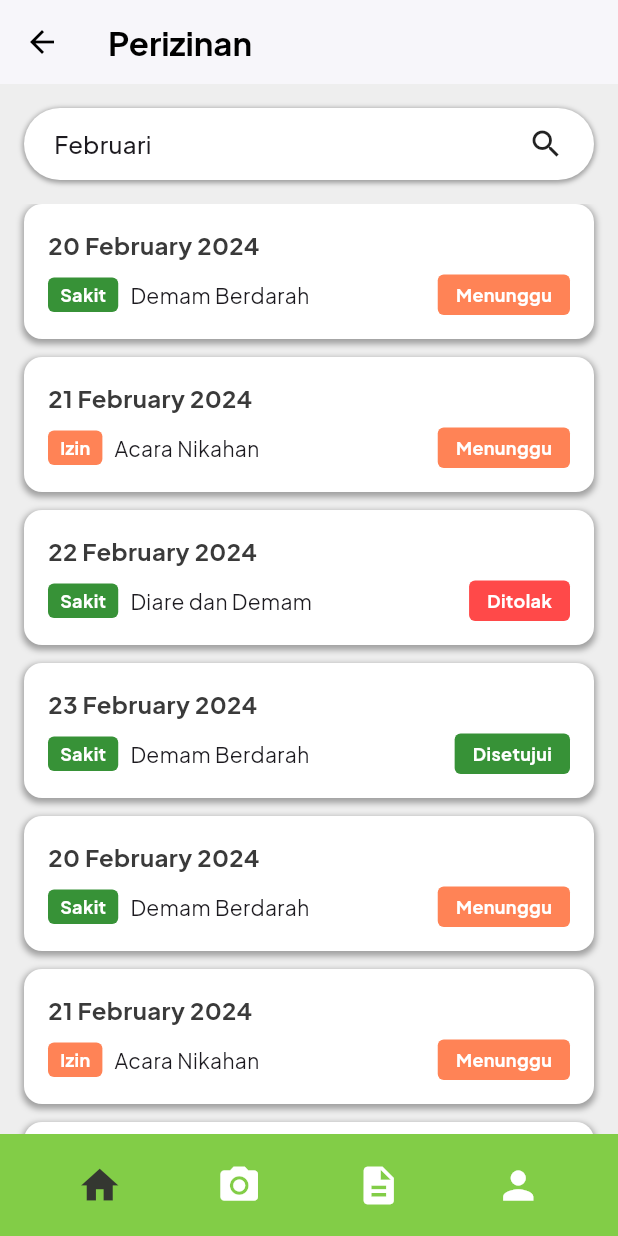
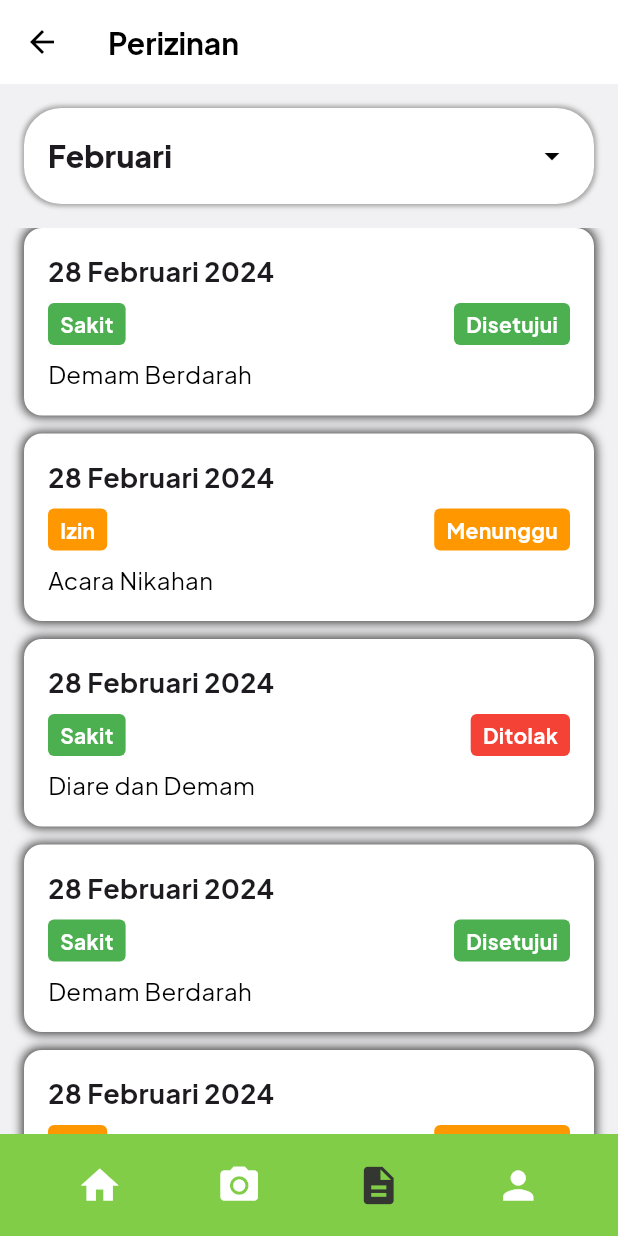
Before and after one commit to Amierza/hadirin, a Flutter app: the HomePage screen opened by its route, scrolled down 40 dp, after a tap on the "description" icon, on a phone screen of 412 x 824 dp. Run offline on Flutter 3.47's test engine with Material 3 defaults, Android fonts, the phone set to English and light mode, and no system bars; our stand-ins replace flutter_map, geolocator, get, google_fonts, image_picker, latlong2.

Commit message:
Memperbaiki Perizinan page dan Navbar

```diff
--- a/frontend/lib/pages/perizinan_page.dart
+++ /dev/null
@@ -1,267 +0,0 @@
-import 'package:flutter/material.dart';
-import 'package:frontend/shared/theme.dart';
-import 'package:frontend/widgets/navbar.dart';
-import 'package:google_fonts/google_fonts.dart';
-
-class PerizinanPage extends StatefulWidget {
-  const PerizinanPage({Key? key}) : super(key: key);
-
-  @override
-  State<PerizinanPage> createState() => _PerizinanPageState();
-}
-
-class _PerizinanPageState extends State<PerizinanPage> {
-  String selectedMonth = 'Februari';
-
-  final List<PerizinanItem> permissions = [
-    PerizinanItem(date: '20 February 2024', type: 'Sakit', description: 'Demam Berdarah', status: PermissionStatus.pending),
-    PerizinanItem(date: '21 February 2024', type: 'Izin', description: 'Acara Nikahan', status: PermissionStatus.pending),
-    PerizinanItem(date: '22 February 2024', type: 'Sakit', description: 'Diare dan Demam', status: PermissionStatus.rejected),
-    PerizinanItem(date: '23 February 2024', type: 'Sakit', description: 'Demam Berdarah', status: PermissionStatus.approved),
-    PerizinanItem(date: '20 February 2024', type: 'Sakit', description: 'Demam Berdarah', status: PermissionStatus.pending),
-    PerizinanItem(date: '21 February 2024', type: 'Izin', description: 'Acara Nikahan', status: PermissionStatus.pending),
-    PerizinanItem(date: '22 February 2024', type: 'Sakit', description: 'Diare dan Demam', status: PermissionStatus.rejected),
-    PerizinanItem(date: '23 February 2024', type: 'Sakit', description: 'Demam Berdarah', status: PermissionStatus.approved),
-    PerizinanItem(date: '20 February 2024', type: 'Sakit', description: 'Demam Berdarah', status: PermissionStatus.pending),
-    PerizinanItem(date: '21 February 2024', type: 'Izin', description: 'Acara Nikahan', status: PermissionStatus.pending),
-    PerizinanItem(date: '22 February 2024', type: 'Sakit', description: 'Diare dan Demam', status: PermissionStatus.rejected),
-    PerizinanItem(date: '23 February 2024', type: 'Sakit', description: 'Demam Berdarah', status: PermissionStatus.approved),
-  ];
-
-  @override
-  Widget build(BuildContext context) {
-    return Scaffold(
-      backgroundColor: Colors.grey[200],
-      appBar: AppBar(
-        backgroundColor: backgroundColor,
-        elevation: 1,
-        leading: IconButton(
-          icon: const Icon(Icons.arrow_back, color: Colors.black),
-          onPressed: () {
-            Navigator.pop(context);
-          },
-        ),
-        title: Text(
-          'Perizinan',
-          style: GoogleFonts.plusJakartaSans(
-            color: Colors.black,
-            fontWeight: bold,
-          ),
-        ),
-      ),
-      body: SafeArea(
-        child: Column(
-          children: [
-            Padding(
-              padding: const EdgeInsets.all(16.0),
-              child: GestureDetector(
-                onTap: _showMonthPicker,
-                child: Container(
-                  decoration: BoxDecoration(
-                    color: backgroundColor,
-                    borderRadius: BorderRadius.circular(25),
-                    boxShadow: [
-                      BoxShadow(
-                        color: Colors.grey,
-                        spreadRadius: 1,
-                        blurRadius: 2,
-                        offset: const Offset(0, 1),
-                      ),
-                    ],
-                  ),
-                  padding: const EdgeInsets.symmetric(horizontal: 20, vertical: 12),
-                  child: Row(
-                    mainAxisAlignment: MainAxisAlignment.spaceBetween,
-                    children: [
-                      Text(
-                        selectedMonth,
-                        style: GoogleFonts.plusJakartaSans(
-                          fontSize: 16,
-                          fontWeight: FontWeight.w500,
-                        ),
-                      ),
-                      const Icon(Icons.search, size: 24),
-                    ],
-                  ),
-                ),
-              ),
-            ),
-
-            // List Perizinan
-            Expanded(
-              child: ListView.builder(
-                padding: const EdgeInsets.symmetric(horizontal: 16.0),
-                itemCount: permissions.length,
-                itemBuilder: (context, index) {
-                  return PermissionCard(permission: permissions[index]);
-                },
-              ),
-            ),
-            CustomBottomNavigationBar(onItemTapped: (index) {}, currentIndex: 0),
-          ],
-        ),
-      ),
-    );
-  }
-
-  void _showMonthPicker() {
-    showModalBottomSheet(
-      context: context,
-      builder: (BuildContext context) {
-        return SizedBox(
-          height: 300,
-          child: ListView(
-            children: [
-              'Januari', 'Februari', 'Maret', 'April', 'Mei', 'Juni',
-              'Juli', 'Agustus', 'September', 'Oktober', 'November', 'Desember',
-            ].map(
-              (month) => ListTile(
-                title: Text(
-                  month,
-                  style: GoogleFonts.plusJakartaSans(),
-                ),
-                onTap: () {
-                  setState(() {
-                    selectedMonth = month;
-                  });
-                  Navigator.pop(context);
-                },
-              ),
-            ).toList(),
-          ),
-        );
-      },
-    );
-  }
-}
-
-enum PermissionStatus { approved, pending, rejected }
-
-class PerizinanItem {
-  final String date;
-  final String type;
-  final String description;
-  final PermissionStatus status;
-
-  PerizinanItem({
-    required this.date,
-    required this.type,
-    required this.description,
-    required this.status,
-  });
-}
-
-class PermissionCard extends StatelessWidget {
-final PerizinanItem permission;
-
-  const PermissionCard({Key? key, required this.permission}) : super(key: key);
-
-  @override
-  Widget build(BuildContext context) {
-    return Container(
-      margin: const EdgeInsets.only(bottom: 12),
-      decoration: BoxDecoration(
-        color: backgroundColor,
-        borderRadius: BorderRadius.circular(12),
-        boxShadow: [
-          BoxShadow(
-            color: tertiaryTextColor,
-            spreadRadius: 1,
-            blurRadius: 3,
-            offset: const Offset(0, 2),
-          ),
-        ],
-      ),
-       child: Padding(
-        padding: const EdgeInsets.all(16.0),
-        child: Column(
-          crossAxisAlignment: CrossAxisAlignment.start,
-          children: [
-            Text(
-              permission.date,
-              style: GoogleFonts.plusJakartaSans(
-                fontSize: 16,
-                fontWeight: bold,
-                color: primaryTextColor,
-              ),
-            ),
-            const SizedBox(height: 8),
-            Row(
-              mainAxisAlignment: MainAxisAlignment.spaceBetween,
-              children: [
-                Row(
-                  children: [
-                    Container(
-                      padding: const EdgeInsets.symmetric(horizontal: 8, vertical: 3),
-                      decoration: BoxDecoration(
-                        color: _getTypeColor(permission.type),
-                        borderRadius: BorderRadius.circular(4),
-                      ),
-                      child: Text(
-                        permission.type,
-                        style: GoogleFonts.plusJakartaSans(
-                          color: backgroundColor,
-                          fontSize: 12,
-                          fontWeight: bold,
-                        ),
-                      ),
-                    ),
-                    const SizedBox(width: 8),
-                    Text(
-                      permission.description,
-                      style: GoogleFonts.plusJakartaSans(
-                        fontSize: 14,
-                        fontWeight: FontWeight.w400,
-                      ),
-                    ),
-                  ],
-                ),
-                 Container(
-                  padding: const EdgeInsets.symmetric(horizontal: 12, vertical: 5),
-                  decoration: BoxDecoration(
-                    color: _getStatusColor(permission.status),
-                    borderRadius: BorderRadius.circular(4),
-                  ),
-                  child: Text(
-                    _getStatusText(permission.status),
-                    style: GoogleFonts.plusJakartaSans(
-                      color: backgroundColor,
-                      fontSize: 12,
-                      fontWeight: bold,
-                    ),
-                  ),
-                ),
-              ],
-            ),
-          ],
-        ),
-      ),
-    );
-  }
-
-  Color _getStatusColor(PermissionStatus status) {
-    switch (status) {
-      case PermissionStatus.approved:
-        return successColor;
-      case PermissionStatus.pending:
-        return secondaryColor;
-      case PermissionStatus.rejected:
-        return dangerColor;
-    }
-  }
-
-  String _getStatusText(PermissionStatus status) {
-    switch (status) {
-      case PermissionStatus.approved:
-        return 'Disetujui';
-      case PermissionStatus.pending:
-        return 'Menunggu';
-      case PermissionStatus.rejected:
-        return 'Ditolak';
-    }
-  }
-
-  Color _getTypeColor(String type) {
-    return type == 'Sakit' ? successColor : secondaryColor;
-  }
-}
--- /dev/null
+++ b/frontend/lib/pages/permission_page.dart
@@ -0,0 +1,280 @@
+import 'package:flutter/material.dart';
+import 'package:frontend/shared/theme.dart';
+import 'package:frontend/widgets/navbar.dart';
+import 'package:google_fonts/google_fonts.dart';
+
+class PermissionPage extends StatefulWidget {
+  const PermissionPage({Key? key}) : super(key: key);
+
+  @override
+  State<PermissionPage> createState() => _PermissionPageState();
+}
+
+class _PermissionPageState extends State<PermissionPage> {
+  String selectedMonth = 'Februari';
+
+  final List<String> months = [
+    'Januari',
+    'Februari',
+    'Maret',
+    'April',
+    'Mei',
+    'Juni',
+    'Juli',
+    'Agustus',
+    'September',
+    'Oktober',
+    'November',
+    'Desember',
+  ];
+
+  final List<PermissionItem> permissions = [
+    PermissionItem(
+      date: '28 Februari 2024',
+      type: 'Sakit',
+      description: 'Demam Berdarah',
+      status: PermissionStatus.approved,
+    ),
+    PermissionItem(
+      date: '28 Februari 2024',
+      type: 'Izin',
+      description: 'Acara Nikahan',
+      status: PermissionStatus.pending,
+    ),
+    PermissionItem(
+      date: '28 Februari 2024',
+      type: 'Sakit',
+      description: 'Diare dan Demam',
+      status: PermissionStatus.rejected,
+    ),
+    PermissionItem(
+      date: '28 Februari 2024',
+      type: 'Sakit',
+      description: 'Demam Berdarah',
+      status: PermissionStatus.approved,
+    ),
+    PermissionItem(
+      date: '28 Februari 2024',
+      type: 'Izin',
+      description: 'Acara Nikahan',
+      status: PermissionStatus.pending,
+    ),
+    PermissionItem(
+      date: '28 Februari 2024',
+      type: 'Sakit',
+      description: 'Diare dan Demam',
+      status: PermissionStatus.rejected,
+    ),
+    PermissionItem(
+      date: '28 Februari 2024',
+      type: 'Sakit',
+      description: 'Demam Berdarah',
+      status: PermissionStatus.approved,
+    ),
+    PermissionItem(
+      date: '28 Februari 2024',
+      type: 'Izin',
+      description: 'Acara Nikahan',
+      status: PermissionStatus.pending,
+    ),
+    PermissionItem(
+      date: '28 Februari 2024',
+      type: 'Sakit',
+      description: 'Diare dan Demam',
+      status: PermissionStatus.rejected,
+    ),
+  ];
+
+  @override
+  Widget build(BuildContext context) {
+    return Scaffold(
+      backgroundColor: secondaryBackgroundColor,
+      appBar: AppBar(
+        backgroundColor: backgroundColor,
+        elevation: 0,
+        leading: IconButton(
+          icon: const Icon(Icons.arrow_back, color: Colors.black),
+          onPressed: () => Navigator.pop(context),
+        ),
+        title: Text(
+          'Perizinan',
+          style: GoogleFonts.plusJakartaSans(
+            color: Colors.black,
+            fontWeight: bold,
+            fontSize: 20,
+          ),
+        ),
+      ),
+      body: SafeArea(
+        child: Column(
+          children: [
+            Padding(
+              padding: const EdgeInsets.all(16.0),
+              child: _buildMonthDropdown(),
+            ),
+            Expanded(
+              child: ListView.separated(
+                padding: const EdgeInsets.symmetric(horizontal: 16.0),
+                itemCount: permissions.length,
+                separatorBuilder: (_, __) => const SizedBox(height: 12),
+                itemBuilder: (context, index) {
+                  return PermissionCard(permission: permissions[index]);
+                },
+              ),
+            ),
+          ],
+        ),
+      ),
+      bottomNavigationBar: CustomBottomNavigationBar(
+        onItemTapped: (index) {},
+        currentIndex: 2,
+      ),
+    );
+  }
+
+  Widget _buildMonthDropdown() {
+    return Container(
+      padding: const EdgeInsets.symmetric(horizontal: 16, vertical: 8),
+      decoration: BoxDecoration(
+        color: backgroundColor,
+        borderRadius: BorderRadius.circular(25),
+        boxShadow: [
+          BoxShadow(color: tertiaryTextColor, spreadRadius: 1, blurRadius: 2),
+        ],
+      ),
+      child: DropdownButtonHideUnderline(
+        child: DropdownButton<String>(
+          value: selectedMonth,
+          isExpanded: true,
+          icon: const Icon(Icons.arrow_drop_down, color: Colors.black),
+          onChanged: (String? newValue) {
+            if (newValue != null) {
+              setState(() => selectedMonth = newValue);
+            }
+          },
+          items:
+              months.map((month) {
+                return DropdownMenuItem(
+                  value: month,
+                  child: Text(
+                    month,
+                    style: GoogleFonts.plusJakartaSans(
+                      fontSize: 20,
+                      fontWeight: extraBold,
+                    ),
+                  ),
+                );
+              }).toList(),
+        ),
+      ),
+    );
+  }
+}
+
+enum PermissionStatus { approved, pending, rejected }
+
+class PermissionItem {
+  final String date;
+  final String type;
+  final String description;
+  final PermissionStatus status;
+
+  const PermissionItem({
+    required this.date,
+    required this.type,
+    required this.description,
+    required this.status,
+  });
+}
+
+class PermissionCard extends StatelessWidget {
+  final PermissionItem permission;
+
+  const PermissionCard({Key? key, required this.permission}) : super(key: key);
+
+  @override
+  Widget build(BuildContext context) {
+    return Container(
+      padding: const EdgeInsets.all(16),
+      decoration: BoxDecoration(
+        color: backgroundColor,
+        borderRadius: BorderRadius.circular(12),
+        boxShadow: [
+          BoxShadow(color: primaryTextColor, spreadRadius: 1, blurRadius: 5),
+        ],
+      ),
+      child: Column(
+        crossAxisAlignment: CrossAxisAlignment.start,
+        children: [
+          Text(
+            permission.date,
+            style: GoogleFonts.plusJakartaSans(
+              fontSize: 18,
+              fontWeight: FontWeight.bold,
+            ),
+          ),
+          const SizedBox(height: 8),
+          Row(
+            mainAxisAlignment: MainAxisAlignment.spaceBetween,
+            children: [
+              _buildLabel(
+                permission.type,
+                permission.type == 'Sakit' ? Colors.green : Colors.orange,
+              ),
+              _buildStatusLabel(permission.status),
+            ],
+          ),
+          const SizedBox(height: 8),
+          Text(
+            permission.description,
+            style: GoogleFonts.plusJakartaSans(
+              fontSize: 16,
+              fontWeight: regular,
+              color: Colors.black,
+            ),
+          ),
+        ],
+      ),
+    );
+  }
+
+  Widget _buildLabel(String text, Color color) {
+    return Container(
+      padding: const EdgeInsets.symmetric(horizontal: 8, vertical: 4),
+      decoration: BoxDecoration(
+        color: color,
+        borderRadius: BorderRadius.circular(4),
+      ),
+      child: Text(
+        text,
+        style: GoogleFonts.plusJakartaSans(
+          color: Colors.white,
+          fontSize: 14,
+          fontWeight: FontWeight.bold,
+        ),
+      ),
+    );
+  }
+
+  Widget _buildStatusLabel(PermissionStatus status) {
+    Color color;
+    String text;
+
+    switch (status) {
+      case PermissionStatus.approved:
+        color = Colors.green;
+        text = 'Disetujui';
+        break;
+      case PermissionStatus.pending:
+        color = Colors.orange;
+        text = 'Menunggu';
+        break;
+      case PermissionStatus.rejected:
+        color = Colors.red;
+        text = 'Ditolak';
+        break;
+    }
+
+    return _buildLabel(text, color);
+  }
+}
--- a/frontend/lib/widgets/navbar.dart
+++ b/frontend/lib/widgets/navbar.dart
@@ -1,6 +1,7 @@
 import 'package:flutter/material.dart';
 import 'package:frontend/pages/home_page.dart';
-import 'package:frontend/pages/perizinan_page.dart';
+import 'package:frontend/pages/permission_page.dart';
+import 'package:frontend/pages/profile_page.dart';
 import 'package:frontend/shared/theme.dart';
 import 'package:frontend/pages/presence_page.dart';
 import 'package:get/get.dart';
@@ -46,9 +47,9 @@ class CustomBottomNavigationBar extends StatelessWidget {
             ),
           ),
           IconButton(
-           onPressed: () {
-              onItemTapped(1);
-              Get.to(() => PerizinanPage());
+            onPressed: () {
+              onItemTapped(2);
+              Get.to(() => PermissionPage());
             },
             icon: Icon(
               Icons.description,
@@ -57,7 +58,10 @@ class CustomBottomNavigationBar extends StatelessWidget {
             ),
           ),
           IconButton(
-            onPressed: () => onItemTapped(3),
+            onPressed: () {
+              onItemTapped(3);
+              Get.to(() => ProfilePage());
+            },
             icon: Icon(
               Icons.person,
               size: 30,
```
